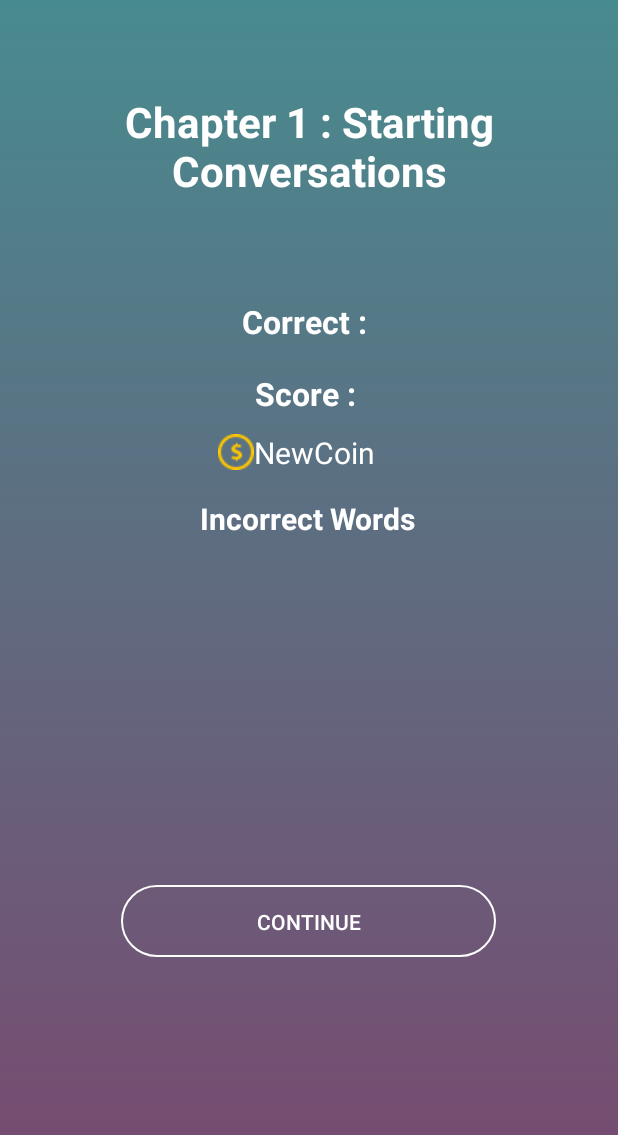
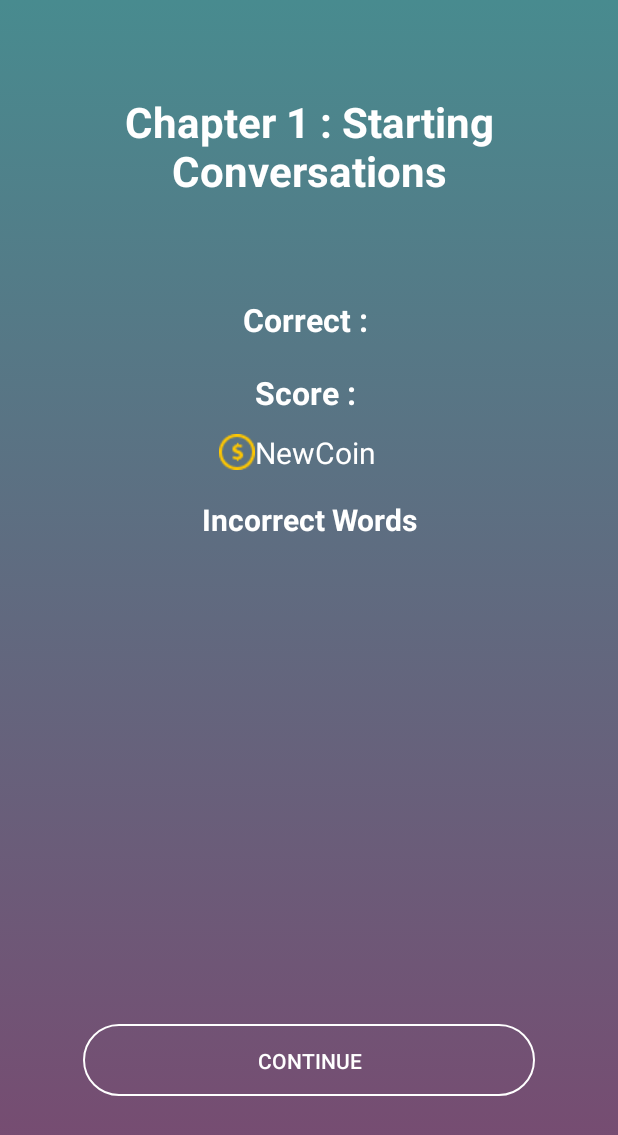
Before and after one commit to ChampBVT/Memarize, an Android app: the SumScoreActivity screen opened directly, with no data from a screen before it, on a phone screen of 412 x 824 dp. Shown: the top 1135 px of the screen. Run offline under Robolectric (Android 15) with nearby library versions, the light colour scheme and no system bars; 3 statements that could not run were skipped.

Commit message:
design update

```diff
--- a/app/src/main/res/layout/activity_sum_score.xml
+++ b/app/src/main/res/layout/activity_sum_score.xml
@@ -12,85 +12,116 @@
         android:layout_width="wrap_content"
         android:layout_height="wrap_content"
         android:layout_marginTop="62dp"
-        android:text="Chapter 1 : Starting Conversations" android:textAlignment="center"
-        android:textColor="#FFFFFF" android:textSize="28sp"
-        android:textStyle="bold" app:layout_constraintEnd_toEndOf="parent"
-        app:layout_constraintStart_toStartOf="parent" app:layout_constraintTop_toTopOf="parent"/>
+        android:layout_marginBottom="66dp"
+        android:text="Chapter 1 : Starting Conversations"
+        android:textAlignment="center"
+        android:textColor="#FFFFFF"
+        android:textSize="28sp"
+        android:textStyle="bold"
+        app:layout_constraintBottom_toTopOf="@+id/Correct"
+        app:layout_constraintStart_toStartOf="parent"
+        app:layout_constraintTop_toTopOf="parent" />
 
     <TextView
         android:id="@+id/NewCoin"
         android:layout_width="120dp"
         android:layout_height="wrap_content"
-        android:layout_marginStart="145dp"
-        android:layout_marginTop="288dp" android:layout_marginEnd="146dp"
-        android:drawableLeft="@drawable/coin" android:gravity="center_vertical"
+        android:layout_marginBottom="17dp"
+        android:drawableLeft="@drawable/coin"
+        android:gravity="center_vertical"
         android:text="NewCoin"
-        android:textColor="#FFFFFF" android:textSize="20sp"
-        android:textStyle="normal" app:layout_constraintEnd_toEndOf="parent"
-        app:layout_constraintHorizontal_bias="0.0" app:layout_constraintStart_toStartOf="parent"
-        app:layout_constraintTop_toTopOf="parent"/>
+        android:textColor="#FFFFFF"
+        android:textSize="20sp"
+        android:textStyle="normal"
+        app:layout_constraintBottom_toTopOf="@+id/textView8"
+        app:layout_constraintEnd_toEndOf="parent"
+        app:layout_constraintStart_toStartOf="parent"
+        app:layout_constraintTop_toBottomOf="@+id/SumScore" />
+
     <TextView
         android:id="@+id/Correct"
-        android:layout_width="275dp"
+        android:layout_width="0dp"
         android:layout_height="wrap_content"
         android:layout_marginStart="68dp"
-        android:layout_marginTop="200dp" android:layout_marginEnd="68dp"
-        android:text="Correct : " android:textAlignment="center"
-        android:textColor="#FFFFFF" android:textSize="21sp"
-        android:textStyle="normal|bold" app:layout_constraintBottom_toTopOf="@+id/SumScore"
-        app:layout_constraintEnd_toEndOf="parent" app:layout_constraintHorizontal_bias="0.0"
-        app:layout_constraintStart_toStartOf="parent" app:layout_constraintTop_toTopOf="parent"
-        app:layout_constraintVertical_bias="0.0"/>
+        android:layout_marginEnd="68dp"
+        android:layout_marginBottom="20dp"
+        android:text="Correct : "
+        android:textAlignment="center"
+        android:textColor="#FFFFFF"
+        android:textSize="21sp"
+        android:textStyle="normal|bold"
+        app:layout_constraintBottom_toTopOf="@+id/SumScore"
+        app:layout_constraintEnd_toEndOf="parent"
+        app:layout_constraintStart_toStartOf="parent"
+        app:layout_constraintTop_toBottomOf="@+id/Chapter" />
+
     <TextView
         android:id="@+id/SumScore"
         android:layout_width="237dp"
         android:layout_height="wrap_content"
-        android:layout_marginStart="87dp"
-        android:layout_marginTop="248dp"
-        android:layout_marginEnd="87dp"
-        android:text="Score : " android:textAlignment="center"
-        android:textColor="#FFFFFF" android:textSize="21sp"
-        android:textStyle="normal|bold" app:layout_constraintEnd_toEndOf="parent"
-        app:layout_constraintHorizontal_bias="1.0" app:layout_constraintStart_toStartOf="parent"
-        app:layout_constraintTop_toTopOf="parent"/>
+        android:layout_marginBottom="12dp"
+        android:text="Score : "
+        android:textAlignment="center"
+        android:textColor="#FFFFFF"
+        android:textSize="21sp"
+        android:textStyle="normal|bold"
+        app:layout_constraintBottom_toTopOf="@+id/NewCoin"
+        app:layout_constraintEnd_toEndOf="parent"
+        app:layout_constraintStart_toStartOf="parent"
+        app:layout_constraintTop_toBottomOf="@+id/Correct" />
+
     <TextView
         android:id="@+id/textView8"
         android:layout_width="wrap_content"
         android:layout_height="wrap_content"
-        android:layout_marginStart="133dp" android:layout_marginTop="332dp"
-        android:layout_marginEnd="131dp" android:text="@string/IncorrectWords"
-        android:textColor="#FFFFFF" android:textSize="20sp"
-        android:textStyle="normal|bold" app:layout_constraintEnd_toEndOf="parent"
-        app:layout_constraintHorizontal_bias="0.0" app:layout_constraintStart_toStartOf="parent"
-        app:layout_constraintTop_toTopOf="parent"/>
+        android:layout_marginBottom="11dp"
+        android:text="@string/IncorrectWords"
+        android:textColor="#FFFFFF"
+        android:textSize="20sp"
+        android:textStyle="normal|bold"
+        app:layout_constraintBottom_toTopOf="@+id/linearLayout3"
+        app:layout_constraintEnd_toEndOf="@+id/SumScore"
+        app:layout_constraintStart_toStartOf="@+id/SumScore"
+        app:layout_constraintTop_toBottomOf="@+id/NewCoin" />
+
     <LinearLayout
         android:id="@+id/linearLayout3"
-        android:layout_width="300dp"
-        android:layout_height="200dp"
-        android:layout_marginStart="56dp"
-        android:layout_marginTop="370dp"
-        android:layout_marginEnd="55dp" android:orientation="vertical"
-        android:textAlignment="center" app:layout_constraintEnd_toEndOf="parent"
-        app:layout_constraintStart_toStartOf="parent" app:layout_constraintTop_toTopOf="parent">
+        android:layout_width="0dp"
+        android:layout_height="0dp"
+        android:layout_marginStart="55dp"
+        android:layout_marginEnd="55dp"
+        android:layout_marginBottom="20dp"
+        android:orientation="vertical"
+        android:textAlignment="center"
+        app:layout_constraintBottom_toTopOf="@+id/ContinueBtn"
+        app:layout_constraintEnd_toEndOf="parent"
+        app:layout_constraintStart_toStartOf="parent"
+        app:layout_constraintTop_toBottomOf="@+id/textView8">
 
         <androidx.recyclerview.widget.RecyclerView
             android:id="@+id/incorrectWordRecyclerView"
             android:layout_width="match_parent"
             android:layout_height="match_parent"
-            android:textAlignment="center"/>
+            android:textAlignment="center" />
 
     </LinearLayout>
 
     <Button
         android:id="@+id/ContinueBtn"
-        android:layout_width="250dp"
+        android:layout_width="0dp"
         android:layout_height="wrap_content"
-        android:layout_marginStart="107dp" android:layout_marginTop="590dp"
-        android:layout_marginEnd="107dp" android:background="@drawable/choice_button"
-        android:drawableBottom="@drawable/choice_button" android:paddingLeft="20sp"
-        android:paddingRight="20sp" android:text="@string/Continue"
-        android:textColor="#FFFFFF" app:layout_constraintEnd_toEndOf="parent"
-        app:layout_constraintHorizontal_bias="0.509" app:layout_constraintStart_toStartOf="parent"
-        app:layout_constraintTop_toTopOf="parent"/>
+        android:layout_marginStart="55dp"
+        android:layout_marginEnd="55dp"
+        android:layout_marginBottom="93dp"
+        android:background="@drawable/choice_button"
+        android:drawableBottom="@drawable/choice_button"
+        android:paddingLeft="20sp"
+        android:paddingRight="20sp"
+        android:text="@string/Continue"
+        android:textColor="#FFFFFF"
+        app:layout_constraintBottom_toBottomOf="parent"
+        app:layout_constraintEnd_toEndOf="parent"
+        app:layout_constraintStart_toStartOf="parent"
+        app:layout_constraintTop_toBottomOf="@+id/linearLayout3" />
 
 </androidx.constraintlayout.widget.ConstraintLayout>
--- a/app/src/main/res/values/strings.xml
+++ b/app/src/main/res/values/strings.xml
@@ -7,7 +7,7 @@
     <string name="Welcome">Welcome</string>
     <string name="SignIn">Sign In</string>
     <string name="WelcomeTo">Welcome to</string>
-    <string name="Memarize">Memarize</string>
+    <string name="Memarize">Memarize!</string>
     <string name="GetStarted">Let\'s get started!</string>
     <string name="SignOut">Sign Out</string>
     <string name="Store">Store</string>
--- a/build.gradle
+++ b/build.gradle
@@ -8,7 +8,7 @@ buildscript {
 
     }
     dependencies {
-        classpath 'com.android.tools.build:gradle:3.6.2'
+        classpath 'com.android.tools.build:gradle:3.6.3'
         classpath "org.jetbrains.kotlin:kotlin-gradle-plugin:1.3.70"
         classpath 'com.google.gms:google-services:4.3.3'
         // NOTE: Do not place your application dependencies here; they belong
```
Also changed, not shown: app/src/main/res/drawable/rounded_et.xml (added, +8 -0 lines), app/src/main/res/layout/activity_login.xml (+62 -42 lines), app/src/main/res/layout/activity_main.xml (+66 -13 lines), app/src/main/res/layout/activity_question.xml (+7 -6 lines), app/src/main/res/layout/activity_register.xml (+29 -21 lines), app/src/main/res/layout/activity_register_2.xml (+26 -15 lines). Lines whose indentation alone changed are shown as unchanged.
